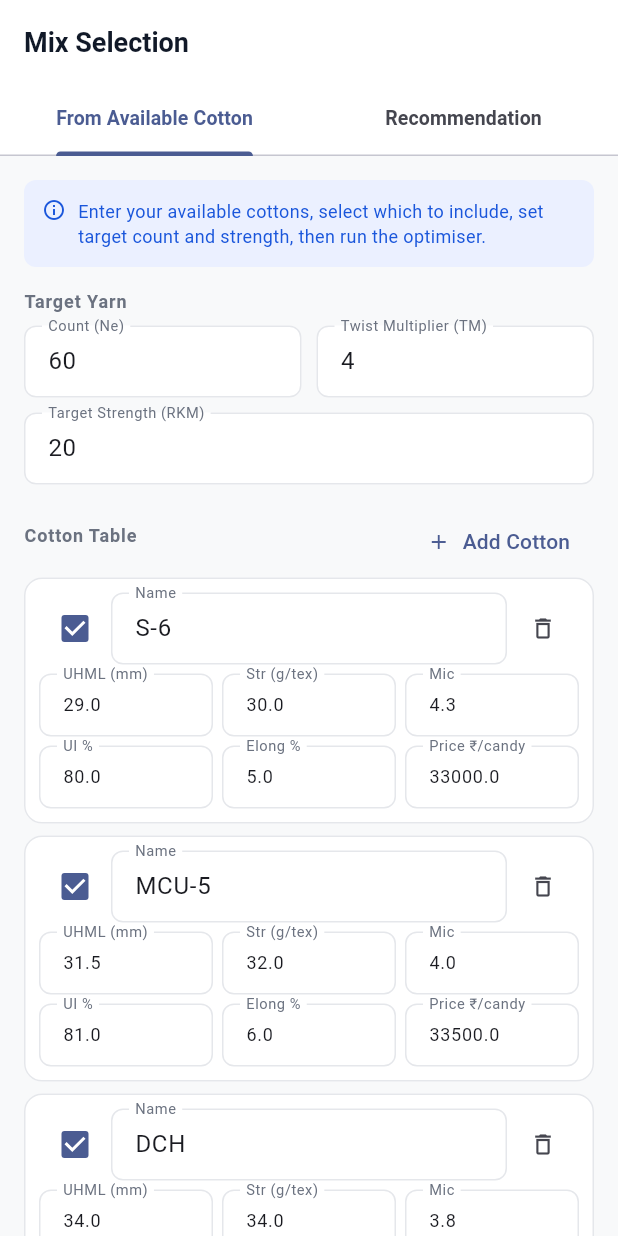
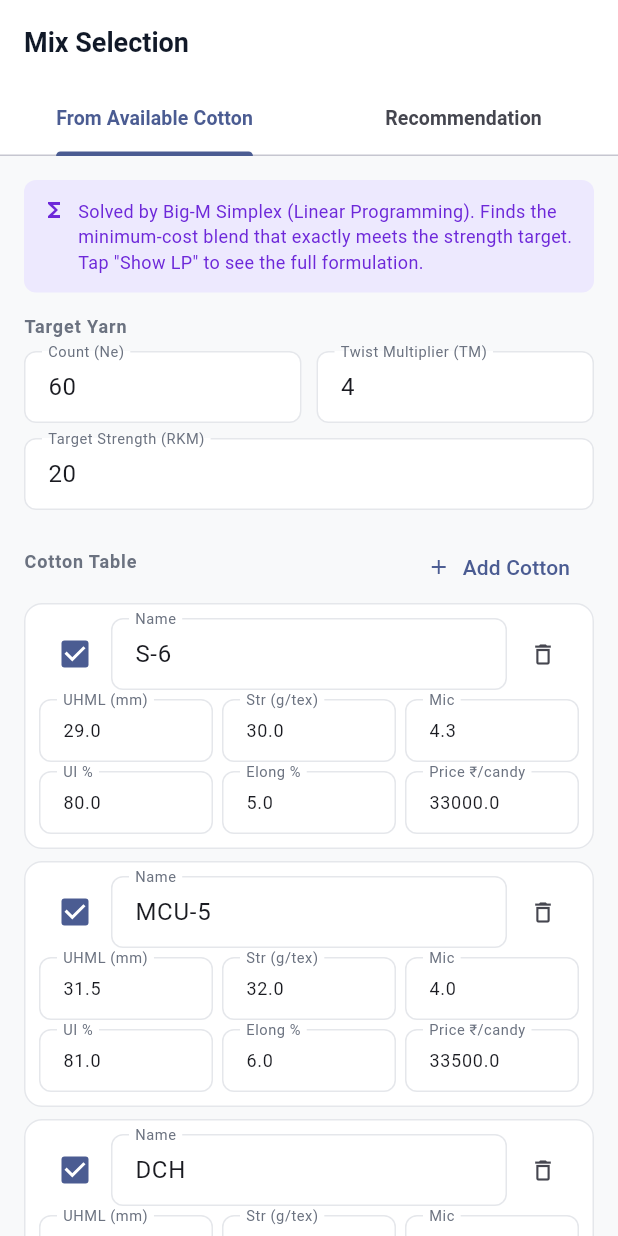
Before and after one commit to lakshminarayanan22/mill-costing-app, a Flutter app: the MixSelectionScreen screen opened by its route, on a phone screen of 412 x 824 dp. Run offline on Flutter 3.47's test engine with Material 3 defaults, Android fonts, the phone set to English and light mode, and no system bars; our stand-ins replace fl_chart, flutter_riverpod, go_router, shared_preferences; accounts and stored records are empty.

Commit message:
Add Big-M simplex LP solver for blend optimisation
Replaces the 1% grid search with an exact Big-M simplex method that
handles any number of cottons, detects infeasibility, and finds the
true minimum-cost blend satisfying the strength constraint.

Co-Authored-By: Claude Sonnet 4.6 <noreply@anthropic.com>

```diff
--- a/lib/screens/quality/mix_selection_screen.dart
+++ b/lib/screens/quality/mix_selection_screen.dart
@@ -80,6 +80,8 @@ class _FromAvailableCottonState extends State<_FromAvailableCotton> {
   List<bool> _selected = List.filled(_defaultCottons.length, true);
   MixResult? _result;
   List<double> _perCottonStrengths = [];
+  String _lpFormulation = '';
+  List<MixCotton> _lastChosen = [];
 
   void _solve() {
     final count = double.tryParse(_count.text) ?? 60;
@@ -91,8 +93,17 @@ class _FromAvailableCottonState extends State<_FromAvailableCotton> {
     }
     if (chosen.isEmpty) return;
     setState(() {
-      _perCottonStrengths = _cottons.map((c) => cottonYarnStrength(c.toMixCotton(), count, tm)).toList();
+      _perCottonStrengths = _cottons
+          .map((c) => cottonYarnStrength(c.toMixCotton(), count, tm))
+          .toList();
+      _lastChosen = chosen;
       _result = optimiseMix(
+        cottons: chosen,
+        count: count,
+        tm: tm,
+        targetStrength: target,
+      );
+      _lpFormulation = blendLpFormulation(
         cottons: chosen,
         count: count,
         tm: tm,
@@ -108,6 +119,27 @@ class _FromAvailableCottonState extends State<_FromAvailableCotton> {
     });
   }
 
+  void _showLp(BuildContext context) {
+    showDialog(
+      context: context,
+      builder: (ctx) => AlertDialog(
+        title: const Text('LP Formulation (Simplex)'),
+        content: SingleChildScrollView(
+          child: Text(
+            _lpFormulation,
+            style: const TextStyle(fontFamily: 'monospace', fontSize: 12),
+          ),
+        ),
+        actions: [
+          TextButton(
+            onPressed: () => Navigator.pop(ctx),
+            child: const Text('Close'),
+          ),
+        ],
+      ),
+    );
+  }
+
   @override
   Widget build(BuildContext context) {
     return SingleChildScrollView(
@@ -115,9 +147,27 @@ class _FromAvailableCottonState extends State<_FromAvailableCotton> {
       child: Column(
         crossAxisAlignment: CrossAxisAlignment.start,
         children: [
-          const QdInfoCard(
-            'Enter your available cottons, select which to include, '
-            'set target count and strength, then run the optimiser.',
+          Container(
+            padding: const EdgeInsets.all(12),
+            decoration: BoxDecoration(
+              color: const Color(0xFFEDE9FE),
+              borderRadius: BorderRadius.circular(8),
+            ),
+            child: Row(
+              crossAxisAlignment: CrossAxisAlignment.start,
+              children: [
+                const Icon(Icons.functions, size: 16, color: Color(0xFF6D28D9)),
+                const SizedBox(width: 8),
+                const Expanded(
+                  child: Text(
+                    'Solved by Big-M Simplex (Linear Programming). '
+                    'Finds the minimum-cost blend that exactly meets the strength target. '
+                    'Tap "Show LP" to see the full formulation.',
+                    style: TextStyle(fontSize: 12, color: Color(0xFF6D28D9)),
+                  ),
+                ),
+              ],
+            ),
           ),
           const SizedBox(height: 14),
           const QdSectionLabel('Target Yarn'),
@@ -131,8 +181,7 @@ class _FromAvailableCottonState extends State<_FromAvailableCotton> {
           const SizedBox(height: 14),
           Row(
             children: [
-              const QdSectionLabel('Cotton Table'),
-              const Spacer(),
+              const Expanded(child: QdSectionLabel('Cotton Table')),
               TextButton.icon(
                 onPressed: _addCotton,
                 icon: const Icon(Icons.add, size: 16),
@@ -148,36 +197,76 @@ class _FromAvailableCottonState extends State<_FromAvailableCotton> {
                   _cottons.removeAt(e.key);
                   _selected.removeAt(e.key);
                 }),
-            predictedStrength: _perCottonStrengths.isNotEmpty ? _perCottonStrengths[e.key] : null,
+                predictedStrength: _perCottonStrengths.isNotEmpty
+                    ? _perCottonStrengths[e.key]
+                    : null,
               )),
           const SizedBox(height: 14),
-          SizedBox(
-            width: double.infinity,
+          Row(children: [
+            Expanded(
               child: ElevatedButton(
                 onPressed: _solve,
                 child: const Text('Optimise Blend'),
               ),
             ),
+            if (_lpFormulation.isNotEmpty) ...[
+              const SizedBox(width: 10),
+              OutlinedButton(
+                onPressed: () => _showLp(context),
+                style: OutlinedButton.styleFrom(
+                  minimumSize: const Size(80, 48),
+                  side: const BorderSide(color: Color(0xFF6D28D9)),
+                  foregroundColor: const Color(0xFF6D28D9),
+                  shape: RoundedRectangleBorder(borderRadius: BorderRadius.circular(8)),
+                ),
+                child: const Text('Show LP'),
+              ),
+            ],
+          ]),
           if (_result != null) ...[
-            const SizedBox(height: 20),
-            const QdSectionLabel('Optimised Blend'),
+            const SizedBox(height: 16),
+            if (!_result!.targetMet)
+              Container(
+                padding: const EdgeInsets.all(10),
+                decoration: BoxDecoration(
+                  color: const Color(0xFFFDE8E8),
+                  borderRadius: BorderRadius.circular(8),
+                ),
+                child: const Row(
+                  children: [
+                    Icon(Icons.warning_amber_rounded, size: 16, color: Color(0xFFE02424)),
+                    SizedBox(width: 8),
+                    Expanded(
+                      child: Text(
+                        'LP is infeasible: no blend can meet the target strength. '
+                        'Showing the strongest achievable blend instead.',
+                        style: TextStyle(fontSize: 12, color: Color(0xFFE02424)),
+                      ),
+                    ),
+                  ],
+                ),
+              ),
+            const SizedBox(height: 10),
+            const QdSectionLabel('Optimal Blend (Simplex Solution)'),
             QdResultCard(children: [
-              QdResultRow('Expected Yarn Strength', '${_result!.blendStrength.toStringAsFixed(2)} RKM', highlight: true),
-              QdResultRow('Blend Cost', '₹${_result!.blendCostPerCandy.toStringAsFixed(0)}/candy', highlight: true),
+              QdResultRow(
+                'Blend Strength',
+                '${_result!.blendStrength.toStringAsFixed(3)} RKM',
+                highlight: true,
+              ),
+              QdResultRow(
+                'Minimum Cost',
+                '₹${_result!.blendCostPerCandy.toStringAsFixed(0)}/candy  '
+                    '(₹${(_result!.blendCostPerCandy / 356).toStringAsFixed(1)}/kg)',
+                highlight: true,
+              ),
               const Divider(height: 12),
-              ..._cottons.asMap().entries.where((e) => _selected[e.key]).map((e) {
-                final selectedIdx = _cottons.asMap().entries
-                    .where((ee) => _selected[ee.key])
-                    .toList()
-                    .indexWhere((ee) => ee.key == e.key);
-                if (selectedIdx >= 0 && selectedIdx < _result!.ratios.length) {
-                  return QdResultRow(
+              ..._lastChosen.asMap().entries.map(
+                    (e) => QdResultRow(
                       e.value.name.isEmpty ? 'Cotton ${e.key + 1}' : e.value.name,
-                    '${_result!.ratios[selectedIdx].toStringAsFixed(1)}%',
-                  );
-                }
-                return const SizedBox.shrink();
-              }),
+                      '${_result!.ratios[e.key].toStringAsFixed(2)}%',
+                    ),
+                  ),
             ]),
           ],
         ],
@@ -385,13 +474,46 @@ class _RecommendationMixState extends State<_RecommendationMix> {
           ],
           if (_result != null) ...[
             const SizedBox(height: 12),
-            const QdSectionLabel('Recommended Blend'),
+            if (!_result!.targetMet)
+              Container(
+                padding: const EdgeInsets.all(10),
+                decoration: BoxDecoration(
+                  color: const Color(0xFFFDE8E8),
+                  borderRadius: BorderRadius.circular(8),
+                ),
+                child: const Row(
+                  children: [
+                    Icon(Icons.warning_amber_rounded, size: 16, color: Color(0xFFE02424)),
+                    SizedBox(width: 8),
+                    Expanded(
+                      child: Text(
+                        'LP infeasible: no blend in this set meets the target strength.',
+                        style: TextStyle(fontSize: 12, color: Color(0xFFE02424)),
+                      ),
+                    ),
+                  ],
+                ),
+              ),
+            const SizedBox(height: 8),
+            const QdSectionLabel('Optimal Blend (Simplex Solution)'),
             QdResultCard(children: [
-              QdResultRow('Expected Yarn Strength', '${_result!.blendStrength.toStringAsFixed(2)} RKM', highlight: true),
-              QdResultRow('Blend Cost', '₹${_result!.blendCostPerCandy.toStringAsFixed(0)}/candy', highlight: true),
+              QdResultRow(
+                'Blend Strength',
+                '${_result!.blendStrength.toStringAsFixed(3)} RKM',
+                highlight: true,
+              ),
+              QdResultRow(
+                'Minimum Cost',
+                '₹${_result!.blendCostPerCandy.toStringAsFixed(0)}/candy  '
+                    '(₹${(_result!.blendCostPerCandy / 356).toStringAsFixed(1)}/kg)',
+                highlight: true,
+              ),
               const Divider(height: 12),
-              ..._usedCottons.asMap().entries.map((e) =>
-                QdResultRow(e.value.name, '${_result!.ratios[e.key].toStringAsFixed(1)}%')
+              ..._usedCottons.asMap().entries.map(
+                    (e) => QdResultRow(
+                      e.value.name,
+                      '${_result!.ratios[e.key].toStringAsFixed(2)}%',
+                    ),
                   ),
             ]),
           ],
```
Also changed, not shown: lib/quality/lp_solver.dart (added, +251 -0 lines), lib/quality/qd_engine.dart (+53 -74 lines). Lines whose indentation alone changed are shown as unchanged.
